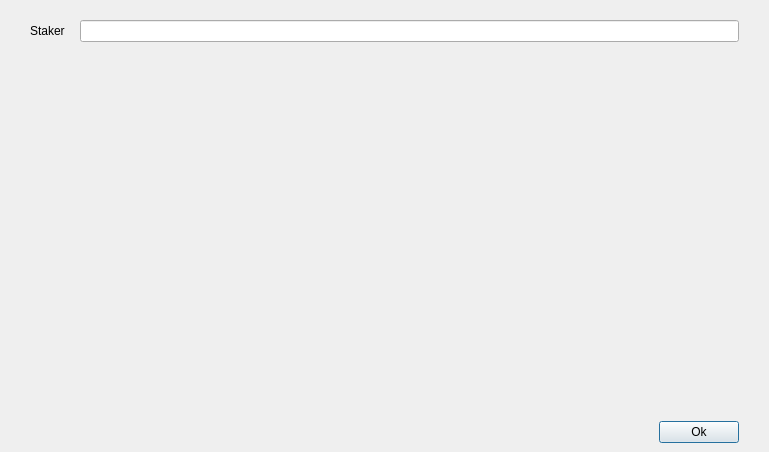
First picture: the form in src/qt/forms/delegationsstakerdialog.ui, repository qtumproject/qtum, before the edit.
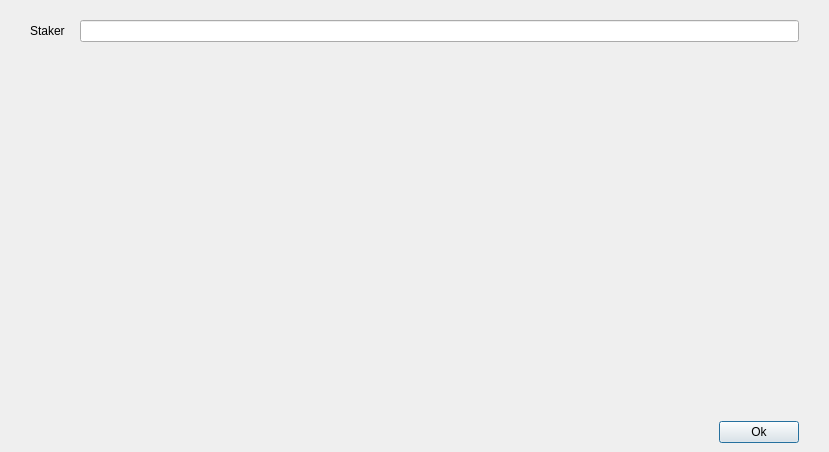
Second picture: the form after the edit.

Commit message: Select staker in delegation and config forms

What changed in the file:
```diff
--- a/src/qt/forms/delegationsstakerdialog.ui
+++ b/src/qt/forms/delegationsstakerdialog.ui
@@ -6,7 +6,7 @@
    <rect>
     <x>0</x>
     <y>0</y>
-    <width>769</width>
+    <width>829</width>
     <height>452</height>
    </rect>
   </property>
@@ -65,17 +65,41 @@
       </layout>
      </item>
      <item>
-      <layout class="QVBoxLayout" name="delegationViewLayout"/>
+      <widget class="QWidget" name="widgetDelegations" native="true">
+       <property name="sizePolicy">
+        <sizepolicy hsizetype="Preferred" vsizetype="Expanding">
+         <horstretch>0</horstretch>
+         <verstretch>0</verstretch>
+        </sizepolicy>
+       </property>
+       <layout class="QVBoxLayout" name="delegationViewLayout">
+        <property name="leftMargin">
+         <number>0</number>
+        </property>
+        <property name="topMargin">
+         <number>0</number>
+        </property>
+        <property name="rightMargin">
+         <number>0</number>
+        </property>
+        <property name="bottomMargin">
+         <number>0</number>
+        </property>
+       </layout>
+      </widget>
      </item>
      <item>
       <spacer name="verticalSpacer">
        <property name="orientation">
         <enum>Qt::Vertical</enum>
        </property>
+       <property name="sizeType">
+        <enum>QSizePolicy::Fixed</enum>
+       </property>
        <property name="sizeHint" stdset="0">
         <size>
          <width>20</width>
-         <height>40</height>
+         <height>20</height>
         </size>
        </property>
       </spacer>
```
Left out of the diff: 4 changed lines with no effect on the pictures. The commit also changes 11 other files.
